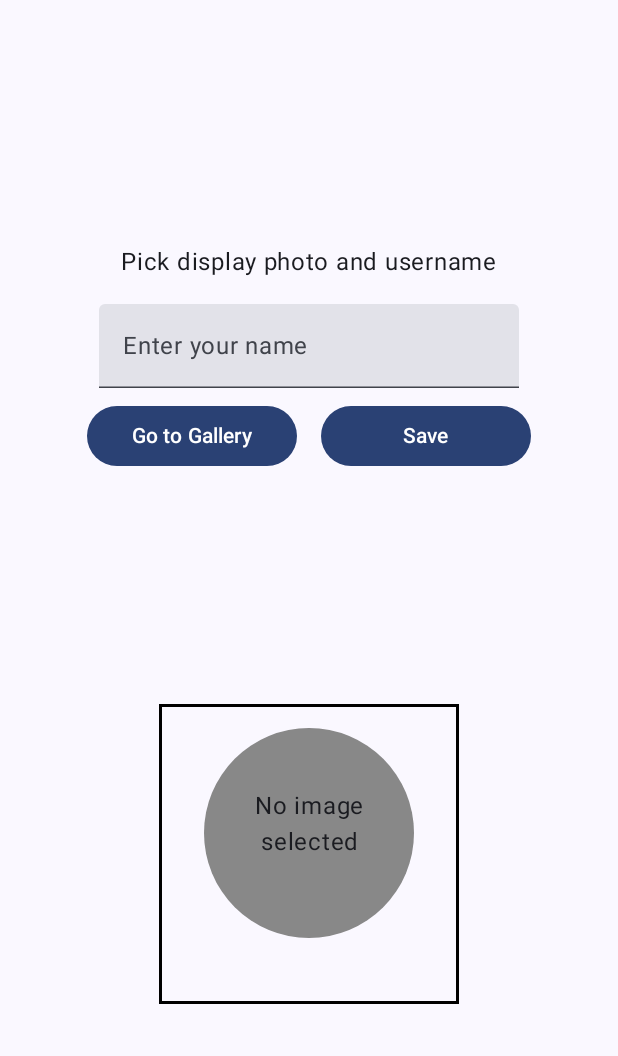
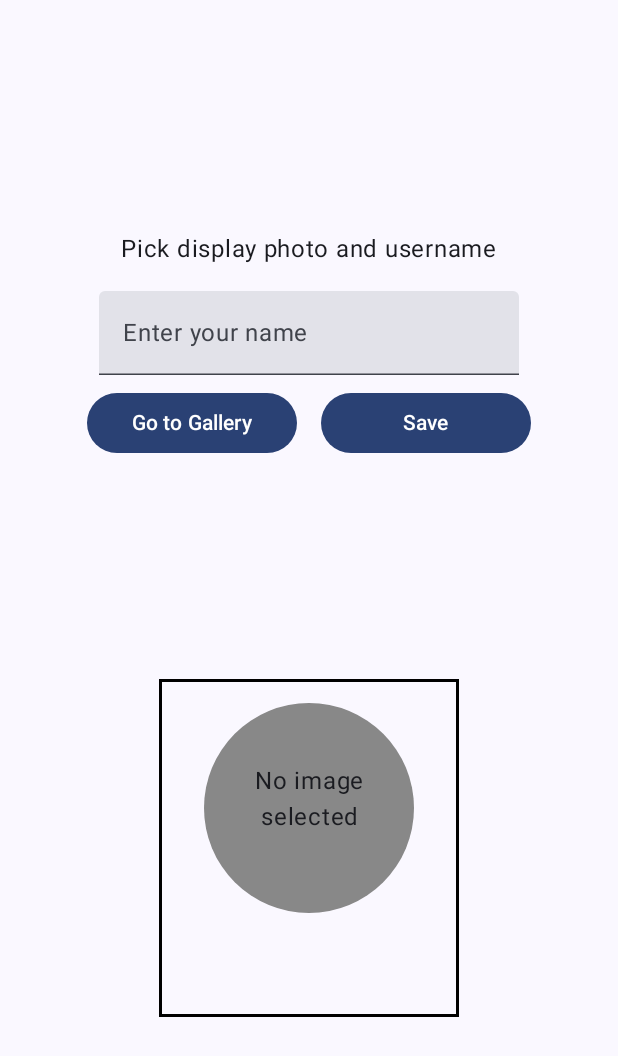
Before and after one commit to sarahmarie23/Spring-2024-App-Project, an Android app built with Jetpack Compose: the screen it shows after launch (MainActivity), on a phone screen of 412 x 824 dp. Shown: the top 1056 px of the screen. Run offline under Robolectric (Android 15) with nearby library versions, the phone set to English and light mode, and no system bars.

Commit message:
completed SettingsScreen.kt

```diff
--- a/app/src/main/java/com/example/css545application/ui/SettingsScreen.kt
+++ b/app/src/main/java/com/example/css545application/ui/SettingsScreen.kt
@@ -43,14 +43,19 @@ import androidx.compose.runtime.setValue
 import androidx.compose.ui.Alignment
 import androidx.compose.ui.Modifier
 import androidx.compose.ui.draw.clip
+import androidx.compose.ui.graphics.Brush
 import androidx.compose.ui.graphics.Color
+import androidx.compose.ui.graphics.Color.Companion.Cyan
 import androidx.compose.ui.graphics.Shape
 import androidx.compose.ui.layout.ContentScale
 import androidx.compose.ui.platform.LocalContext
+import androidx.compose.ui.text.TextStyle
+import androidx.compose.ui.text.font.FontWeight
 import androidx.compose.ui.text.input.TextFieldValue
 import androidx.compose.ui.text.style.TextAlign
 import androidx.compose.ui.tooling.preview.Preview
 import androidx.compose.ui.unit.dp
+import androidx.compose.ui.unit.sp
 import coil.compose.AsyncImage
 import com.example.css545application.ui.theme.CSS545ApplicationTheme
 
@@ -67,7 +72,7 @@ fun UserSettings() {
     )
 
     var isImageSaved by remember { mutableStateOf(false) }
-
+    val gradientColors = listOf(Color.Cyan, Color.Magenta, Color.Green)
     Column(
         horizontalAlignment = Alignment.CenterHorizontally,
         verticalArrangement = Arrangement.SpaceEvenly,
@@ -121,7 +126,7 @@ fun UserSettings() {
             Column(
                 verticalArrangement = Arrangement.SpaceEvenly,
                 modifier = Modifier
-                    .size(200.dp, 200.dp)
+                    .size(200.dp, 225.dp)
                     .border(
                         border = BorderStroke(width = 2.dp, color = Color.Black)
                     )
@@ -134,12 +139,17 @@ fun UserSettings() {
                     loadSavedImage(imageURI = imageURI, context = context)
                     Text(
                         text = userName.text,
-                        textAlign = TextAlign.Center
+                        textAlign = TextAlign.Center,
+                        fontWeight = FontWeight.Bold,
+                        style = TextStyle(
+                            fontSize = 24.sp,
+                            brush = Brush.linearGradient(
+                                colors = gradientColors
+                            )
+                        )
                     )
                 }
-
             }
-
         }
     }
 }
```
